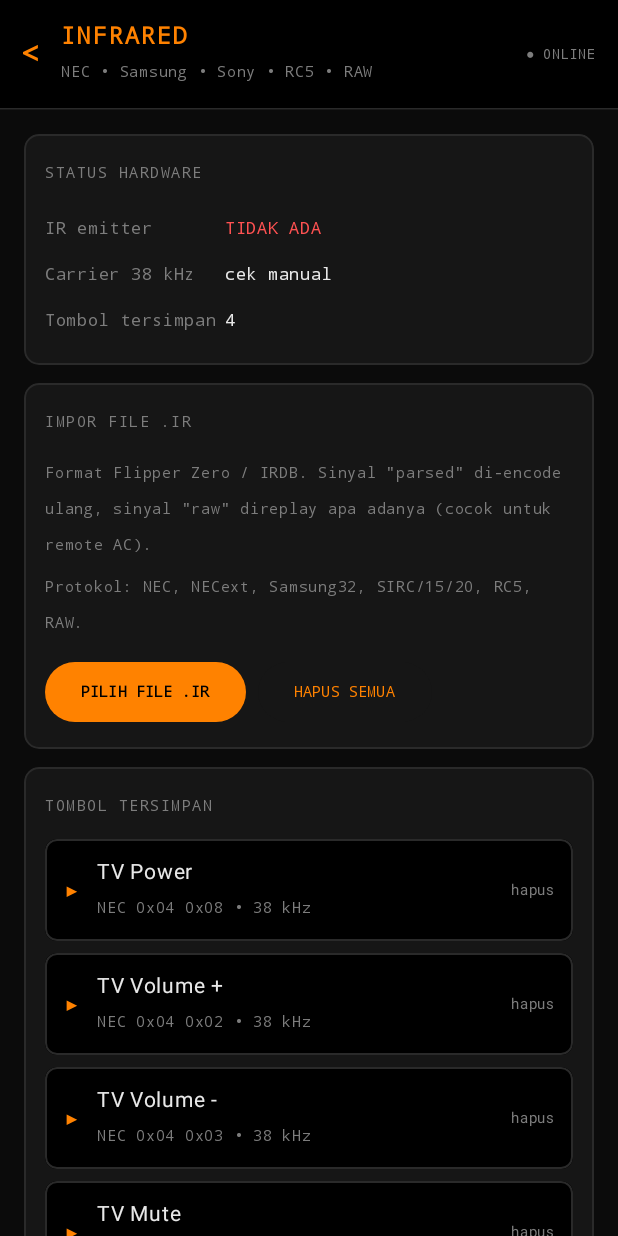
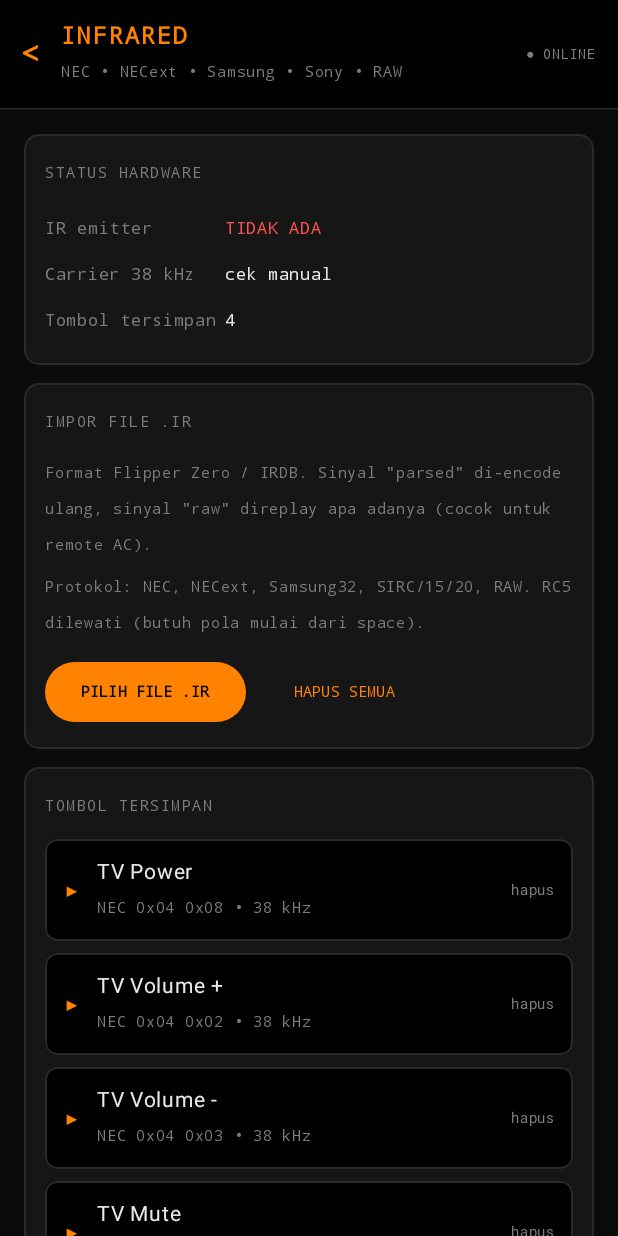
Before and after one commit to RAMADHONE107/flipperdroid, an Android app built with Jetpack Compose: the screen it shows after launch (MainActivity), after a tap on "Infrared", on a phone screen of 412 x 824 dp. Run offline under Robolectric (Android 15) with nearby library versions, the phone set to English and light mode, and no system bars; pictures from the network do not load.

Commit message:
fix(ir): NECext pakai komplemen command, RC5 dilewati (pola mulai dari space)

```diff
--- a/app/src/main/java/dev/flipperdroid/ui/IrScreen.kt
+++ b/app/src/main/java/dev/flipperdroid/ui/IrScreen.kt
@@ -132,7 +132,7 @@ fun IrScreen(onBack: () -> Unit) {
 
     FlipperScreen(
         title = "Infrared",
-        subtitle = "NEC • Samsung • Sony • RC5 • RAW",
+        subtitle = "NEC • NECext • Samsung • Sony • RAW",
         onBack = onBack
     ) {
         Panel(title = "status hardware") {
@@ -150,7 +150,7 @@ fun IrScreen(onBack: () -> Unit) {
                 FlipperDim
             )
             Gap(4)
-            Mono("Protokol: NEC, NECext, Samsung32, SIRC/15/20, RC5, RAW.", 10, FlipperDim)
+            Mono("Protokol: NEC, NECext, Samsung32, SIRC/15/20, RAW. RC5 dilewati (butuh pola mulai dari space).", 10, FlipperDim)
             Gap(10)
             Row(horizontalArrangement = Arrangement.spacedBy(8.dp)) {
                 Button(
```
Also changed, not shown: app/src/main/java/dev/flipperdroid/ir/IrEncoder.kt (+5 -34 lines), 1 other file.
